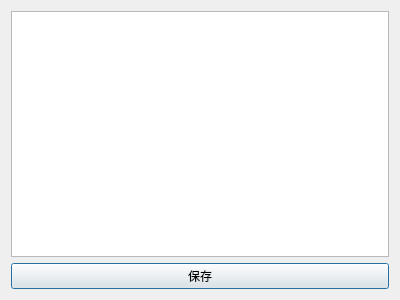
The window that dialogs/routingtabledialog.ui (SammyEnigma/Soc-Performance-Evaluation) describes before a commit, drawn with Qt 5.
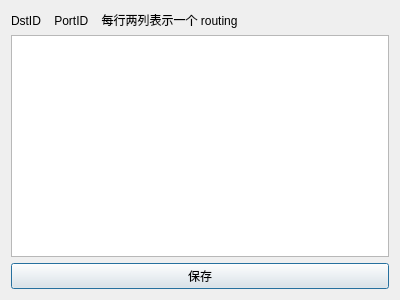
The same window after the commit.

Commit message: 添加RoutingTable方向设置

Patch:
```diff
--- a/dialogs/routingtabledialog.ui
+++ b/dialogs/routingtabledialog.ui
@@ -14,6 +14,13 @@
    <string>Dialog</string>
   </property>
   <layout class="QVBoxLayout" name="verticalLayout">
+   <item>
+    <widget class="QLabel" name="label">
+     <property name="text">
+      <string>DstID    PortID    每行两列表示一个 routing</string>
+     </property>
+    </widget>
+   </item>
    <item>
     <layout class="QHBoxLayout" name="horizontalLayout">
      <property name="topMargin">
```
The commit also changes 2 other files.
